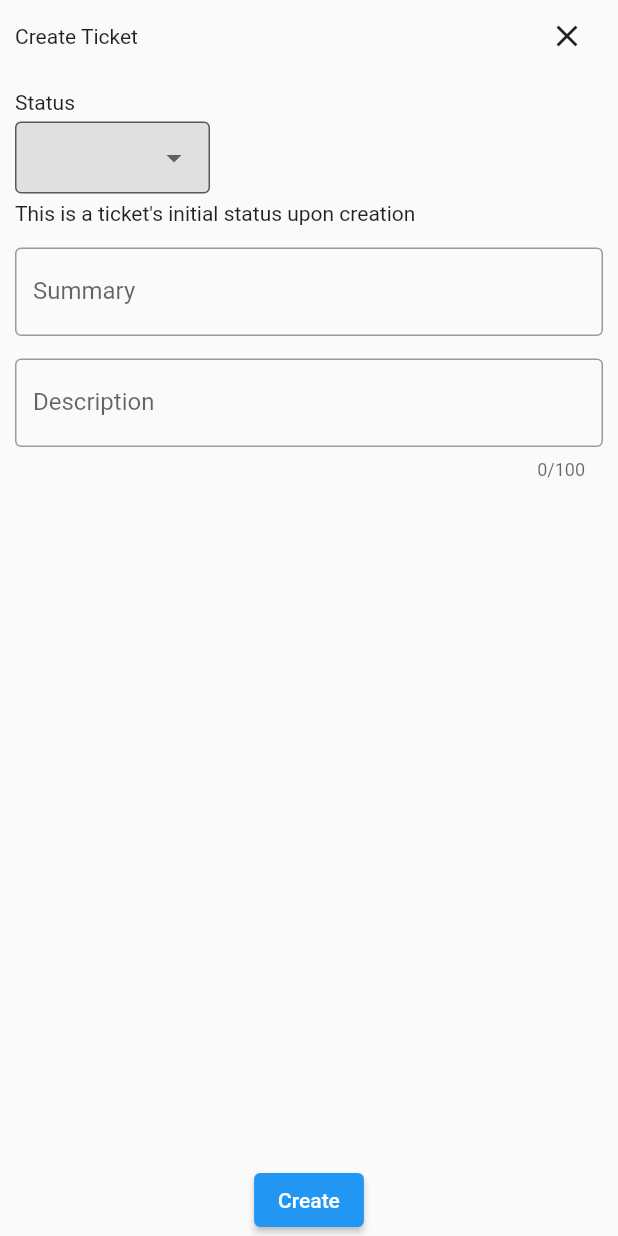
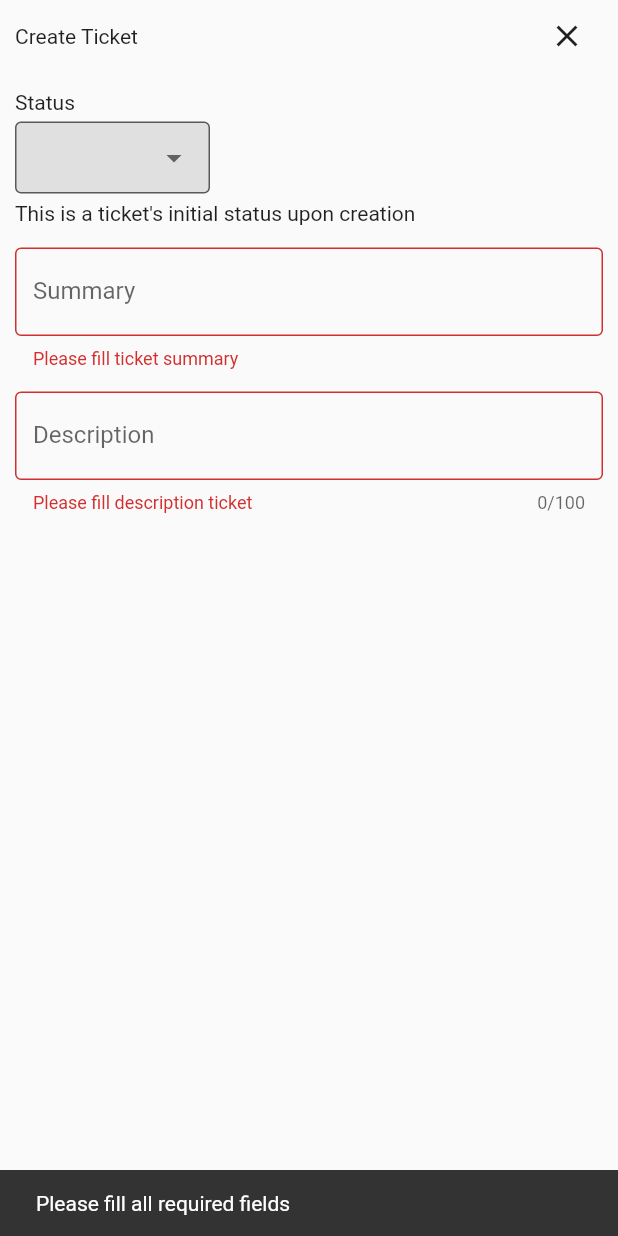
Before and after one commit to FaaiqKhan/kanban_board, a Flutter app: the CreateTicket screen opened by its route, after a tap on "Create", on a phone screen of 412 x 824 dp. Run offline on Flutter 3.47's test engine with Material 2 defaults, Android fonts, the phone set to English and light mode, and no system bars; our stand-ins replace hive, hive_flutter; missing offline and left inert: drag_and_drop_lists; accounts and stored records are empty; statements that could not run were skipped.

Commit message:
ticket creation done

```diff
--- a/lib/models/brief_ticket_model.dart
+++ b/lib/models/brief_ticket_model.dart
@@ -1,5 +1,12 @@
 class BriefTicketModel {
   int id;
   String ticketNumber, title, subtitle, status;
-  BriefTicketModel(this.id, this.ticketNumber, this.title, this.subtitle, this.status);
+
+  BriefTicketModel({
+    required this.id,
+    required this.ticketNumber,
+    required this.title,
+    required this.subtitle,
+    required this.status,
+  });
 }
--- a/lib/screens/create_ticket.dart
+++ b/lib/screens/create_ticket.dart
@@ -1,4 +1,6 @@
 import 'package:flutter/material.dart';
+import 'package:hive_flutter/hive_flutter.dart';
+import 'package:kanban_board/models/brief_ticket_model.dart';
 import 'package:kanban_board/utils/utils.dart';
 
 class CreateTicket extends StatefulWidget {
@@ -15,7 +17,7 @@ class _CreateTicketState extends State<CreateTicket> {
 
   final double spaceBetweenTextField = 15;
 
-  String? status;
+  String? summary, description, status;
 
   @override
   void didChangeDependencies() {
@@ -29,8 +31,9 @@ class _CreateTicketState extends State<CreateTicket> {
       body: SafeArea(
         child: GridTile(
           header: Padding(
-            padding:
-                const EdgeInsets.symmetric(horizontal: Utils.screenPadding),
+            padding: const EdgeInsets.symmetric(
+              horizontal: Utils.screenPadding,
+            ),
             child: Row(
               mainAxisAlignment: MainAxisAlignment.spaceBetween,
               children: [
@@ -45,7 +48,33 @@ class _CreateTicketState extends State<CreateTicket> {
           footer: FittedBox(
             fit: BoxFit.scaleDown,
             child: ElevatedButton(
-              onPressed: () {},
+              onPressed: () async {
+                if (_formKey.currentState!.validate()) {
+                  _formKey.currentState!.save();
+                  Box<BriefTicketModel> box;
+                  if (Hive.isBoxOpen(status!)) {
+                    box = Hive.box(status!);
+                  } else {
+                    box = await Hive.openBox(status!);
+                  }
+                  int len = box.length;
+                  BriefTicketModel model = BriefTicketModel(
+                    id: len,
+                    ticketNumber: "AR-$len",
+                    title: summary!,
+                    subtitle: description!,
+                    status: status!,
+                  );
+                  box.put("AR-$len", model);
+                  Navigator.pop(context, [status, model]);
+                } else {
+                  ScaffoldMessenger.of(context).showSnackBar(
+                    const SnackBar(
+                      content: Text("Please fill all required fields"),
+                    ),
+                  );
+                }
+              },
               child: const Text("Create"),
             ),
           ),
@@ -76,18 +105,16 @@ class _CreateTicketState extends State<CreateTicket> {
                           ),
                           value: status,
                           items: Utils.statusItems,
-                          onChanged: (value) {
-                            setState(() {
-                              status = value!;
-                            });
-                          },
+                          onChanged: (value) => setState(() => status = value!),
                         ),
                       ),
                     ),
                     const Text(
-                        "This is a ticket's initial status upon creation"),
+                      "This is a ticket's initial status upon creation",
+                    ),
                     SizedBox(height: spaceBetweenTextField),
                     TextFormField(
+                      onSaved: (value) => summary = value,
                       decoration: const InputDecoration(
                         border: OutlineInputBorder(borderSide: BorderSide()),
                         label: Text("Summary"),
@@ -101,6 +128,7 @@ class _CreateTicketState extends State<CreateTicket> {
                     ),
                     SizedBox(height: spaceBetweenTextField),
                     TextFormField(
+                      onSaved: (value) => description = value,
                       decoration: const InputDecoration(
                         border: OutlineInputBorder(),
                         label: Text("Description"),
--- a/lib/utils/utils.dart
+++ b/lib/utils/utils.dart
@@ -4,6 +4,9 @@ class Utils {
   static const double screenPadding = 10.0;
   static const double ticketWidth = 270;
   static const double ticketHeight = 120;
+  static const String statusToDo = "To Do";
+  static const String statusInProgress = "In Progress";
+  static const String statusDone = "Done";
   static const List<DropdownMenuItem<String>> statusItems = [
     DropdownMenuItem(
       value: "To Do",
```
Also changed, not shown: lib/adapters/BriefTicketModelAdapter.dart (added, +27 -0 lines), lib/main.dart (+165 -76 lines), lib/models/ticket_model.dart (+15 -1 lines), lib/widgets/ticket_holder_footer.dart (added, +19 -0 lines), lib/widgets/ticket_holder_header.dart (added, +16 -0 lines), 3 other files.
